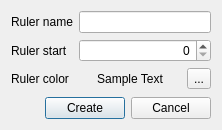
This is src/corelibs/U2View/src/ov_sequence/ui/CreateRulerDialog.ui in violethaze74/ugene as Qt 5 draws it before an edit. The edited form follows.
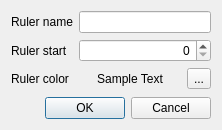
This is the edited form.

Commit message: Help system for all dialogs, UI improvements for all dialogs.

What changed in the file:
```diff
--- a/src/corelibs/U2View/src/ov_sequence/ui/CreateRulerDialog.ui
+++ b/src/corelibs/U2View/src/ov_sequence/ui/CreateRulerDialog.ui
@@ -105,38 +105,11 @@
     </spacer>
    </item>
    <item>
-    <layout class="QHBoxLayout" name="horizontalLayout">
-     <item>
-      <spacer name="horizontalSpacer">
-       <property name="orientation">
-        <enum>Qt::Horizontal</enum>
-       </property>
-       <property name="sizeHint" stdset="0">
-        <size>
-         <width>40</width>
-         <height>20</height>
-        </size>
-       </property>
-      </spacer>
-     </item>
-     <item>
-      <widget class="QPushButton" name="createButton">
-       <property name="text">
-        <string>Create</string>
-       </property>
-       <property name="default">
-        <bool>true</bool>
-       </property>
-      </widget>
-     </item>
-     <item>
-      <widget class="QPushButton" name="cancelButton">
-       <property name="text">
-        <string>Cancel</string>
-       </property>
-      </widget>
-     </item>
-    </layout>
+    <widget class="QDialogButtonBox" name="buttonBox">
+     <property name="standardButtons">
+      <set>QDialogButtonBox::Cancel|QDialogButtonBox::Ok</set>
+     </property>
+    </widget>
    </item>
   </layout>
  </widget>
```
Left out of the diff: 28 changed lines with no effect on the pictures. The commit also changes 309 other files.
